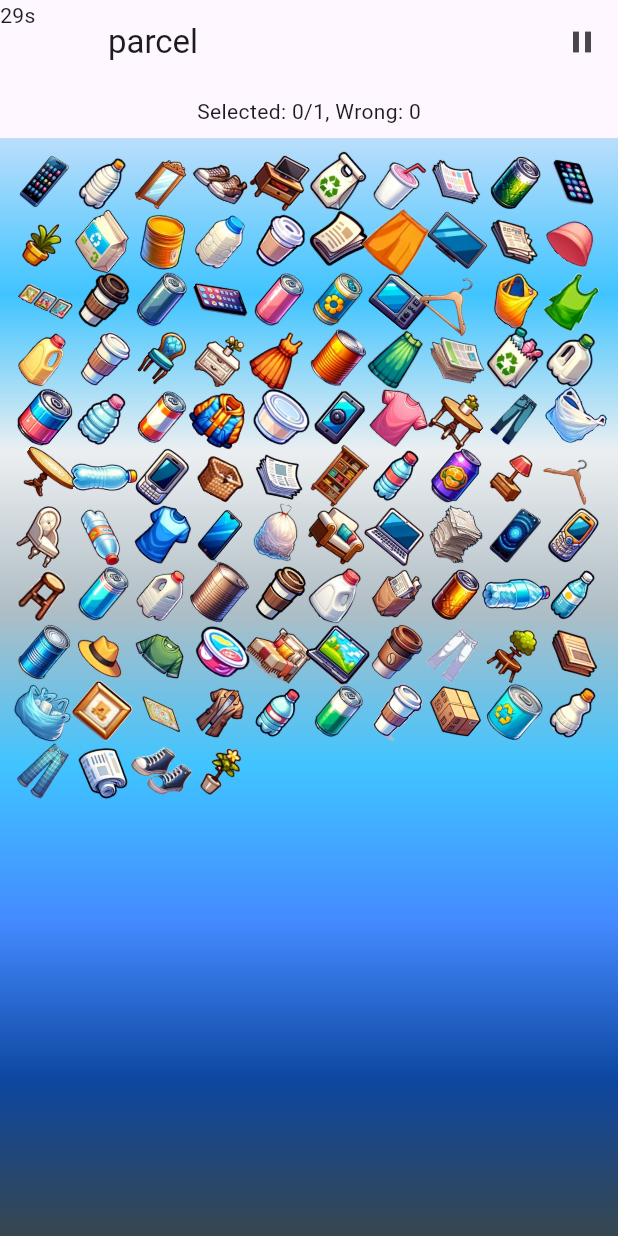
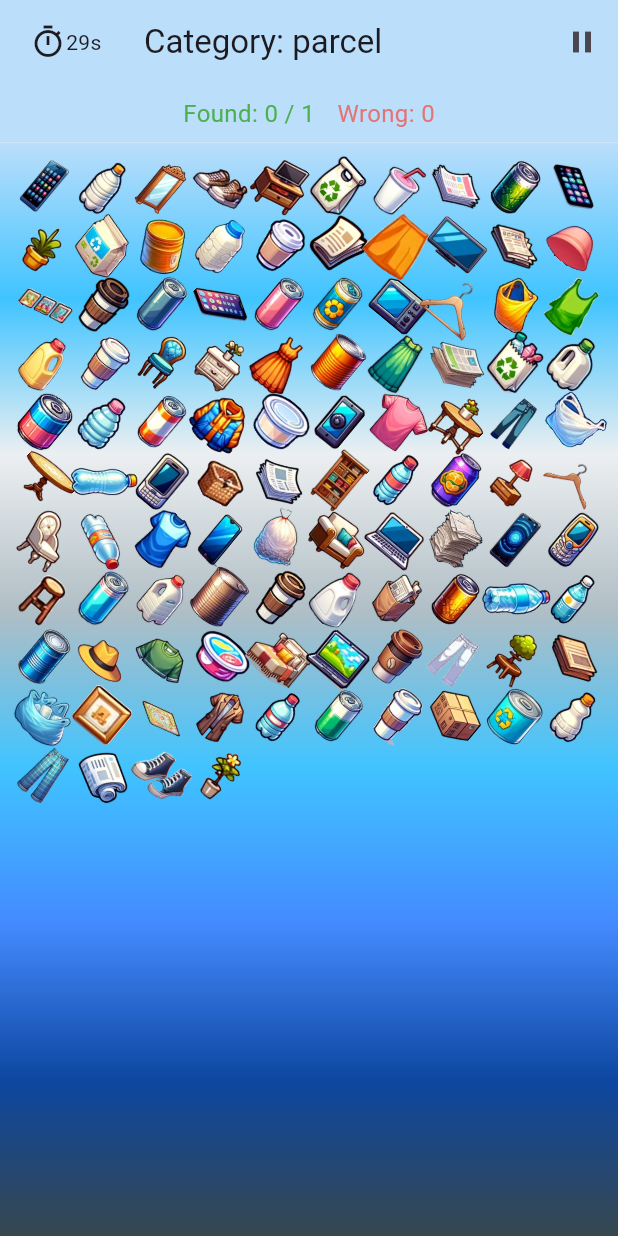
Before and after one commit to judydev/recycle_this, a Flutter app: the screen it shows after launch, after a tap on "Start", on a phone screen of 412 x 824 dp. Run offline on Flutter 3.47's test engine with Material 3 defaults, Android fonts, the light colour scheme and no system bars; our stand-ins replace google_fonts; Roboto replaces fonts that are missing (Silkscreen).

Commit message:
add settingsView, add background color, add appbar styling

```diff
--- a/lib/main.dart
+++ b/lib/main.dart
@@ -1,5 +1,6 @@
 import 'package:flutter/material.dart';
 import 'package:recycle_this/src/routes.dart';
+import 'package:google_fonts/google_fonts.dart';
 
 void main() async {
   WidgetsFlutterBinding.ensureInitialized();
@@ -16,6 +17,7 @@ class MyApp extends StatelessWidget {
       onGenerateRoute: (RouteSettings routeSettings) =>
           generateRoutes(routeSettings),
       initialRoute: '/',
+      theme: ThemeData(textTheme: GoogleFonts.silkscreenTextTheme()),
     );
   }
 }
--- a/lib/src/game/my_game.dart
+++ b/lib/src/game/my_game.dart
@@ -1,6 +1,5 @@
 import 'dart:async';
 import 'dart:math';
-
 import 'package:flutter/material.dart';
 import 'package:recycle_this/src/main_menu.dart';
 import 'package:recycle_this/src/game/tappable.dart';
@@ -84,14 +83,7 @@ class _MyGameState extends State<MyGame> {
         showDialog(
             context: context,
             builder: (context) {
-              return Dialog.fullscreen(
-                  child: Column(
-                children: [
-                  const Text('Sorry you did not make it'),
-                  replayButton(context),
-                  homeButton(context)
-                ],
-              ));
+              return fullscreenDialog(context, "Sorry you did not make it");
             });
       } else {
         setState(() {
@@ -113,7 +105,13 @@ class _MyGameState extends State<MyGame> {
 
     return Scaffold(
         appBar: AppBar(
-            leading: Text('${secondsLeft}s'),
+            backgroundColor: Colors.blue[100]!,
+            leadingWidth: 80,
+            leading: Row(children: [
+              const SizedBox(width: 20),
+              const Icon(Icons.timer_sharp),
+              Text('${secondsLeft}s')
+            ]),
             automaticallyImplyLeading: false,
             actions: [
               IconButton(
@@ -122,31 +120,34 @@ class _MyGameState extends State<MyGame> {
                     showDialog(
                         context: context,
                         builder: (context) {
-                          return Dialog.fullscreen(
-                              child: Column(
-                            children: [
-                              const Text('Paused'),
-                              TextButton(
-                                  onPressed: () {
-                                    Navigator.of(context).pop();
-                                    startTimer();
-                                  },
-                                  child: const Text('Continue')),
-                              homeButton(context),
-                            ],
-                          ));
+                          return fullscreenDialog(context, 'Paused');
                         });
                   },
                   icon: const Icon(Icons.pause))
             ],
-            title: Text(chosenCategory!)),
+            title: Text('Category: $chosenCategory')),
         body: SafeArea(
             child: Column(
           children: [
-            Padding(
-                padding: const EdgeInsets.all(8.0),
-                child: Text(
-                    'Selected: ${found.length}/$expectedItemCount, Wrong: ${wrong.length}')),
+            Container(
+                width: MediaQuery.sizeOf(context).width,
+                decoration: BoxDecoration(color: Colors.blue[100]!),
+                child: Padding(
+                    padding: const EdgeInsets.all(8.0),
+                    child: Row(
+                      mainAxisAlignment: MainAxisAlignment.center,
+                      children: [
+                        Text('Found: ${found.length} / $expectedItemCount',
+                            style: const TextStyle(
+                                color: Colors.green, fontSize: 16)),
+                        const SizedBox(width: 15),
+                        Text(
+                          'Wrong: ${wrong.length}',
+                          style:
+                              TextStyle(color: Colors.red[300], fontSize: 16),
+                        )
+                      ],
+                    ))),
             Expanded(
               child: Container(
                   padding: const EdgeInsets.all(10),
@@ -167,8 +168,7 @@ class _MyGameState extends State<MyGame> {
                   child: GridView.count(
                       shrinkWrap: true,
                       crossAxisCount: colCount,
-                      children: spriteList)),
-            ),
+                        children: spriteList)))
           ],
         )));
   }
@@ -207,13 +207,7 @@ class _MyGameState extends State<MyGame> {
                   showDialog(
                       context: context,
                       builder: (context) {
-                        return Dialog.fullscreen(
-                            child: SizedBox(
-                                child: Column(children: [
-                          const Text('You made it!'),
-                          replayButton(context),
-                          homeButton(context)
-                        ])));
+                        return fullscreenDialog(context, 'You made it!');
                       });
                 }
               } else {
@@ -250,21 +244,52 @@ class _MyGameState extends State<MyGame> {
 
     return list;
   }
-}
 
-getRandomInRange(int min, int max) {
-  return min + Random().nextInt(max - min);
+  Widget fullscreenDialog(BuildContext context, String text) =>
+      Dialog.fullscreen(
+          child: Container(
+              decoration: const BoxDecoration(
+                  gradient: LinearGradient(
+                      begin: Alignment.topCenter,
+                      end: Alignment.bottomCenter,
+                      colors: [
+                    Color.fromARGB(255, 243, 184, 145),
+                    Color.fromRGBO(235, 161, 122, 115),
+                  ])),
+              child: Center(
+                  child: Column(
+                      mainAxisAlignment: MainAxisAlignment.center,
+                      children: [
+                    Text(
+                      text,
+                      style: const TextStyle(fontSize: 48),
+                    ),
+                    const SizedBox(height: 30),
+                    text == 'Paused'
+                        ? TextButton(
+                            onPressed: () {
+                              Navigator.of(context).pop();
+                              startTimer();
+                            },
+                            style: TextButton.styleFrom(
+                                padding: const EdgeInsets.all(20)),
+                            child: const Text('Continue',
+                                style: TextStyle(fontSize: 36)))
+                        : replayButton(context),
+                    const SizedBox(height: 20),
+                    homeButton(context),
+                  ]))));
 }
 
 Widget replayButton(BuildContext context) => TextButton(
-      child: const Text('Play Again'),
+      child: const Text('Play Again', style: TextStyle(fontSize: 36)),
       onPressed: () {
         Navigator.pushReplacementNamed(context, MyGame.routeName);
       },
     );
 
 Widget homeButton(BuildContext context) => TextButton(
-      child: const Text('Home'),
+      child: const Text('Home', style: TextStyle(fontSize: 36)),
       onPressed: () {
         Navigator.pushReplacementNamed(context, MainMenu.routeName);
       },
--- a/lib/src/main_menu.dart
+++ b/lib/src/main_menu.dart
@@ -1,5 +1,6 @@
 import 'package:flutter/material.dart';
 import 'package:recycle_this/src/game/my_game.dart';
+import 'package:recycle_this/src/settings_view.dart';
 
 class MainMenu extends StatefulWidget {
   const MainMenu({super.key});
@@ -13,19 +14,33 @@ class _MainMenuState extends State<MainMenu> {
   @override
   Widget build(BuildContext context) {
     return Scaffold(
+        backgroundColor: const Color.fromARGB(255, 243, 184, 145),
+        appBar: AppBar(
+          automaticallyImplyLeading: false,
+          toolbarHeight: 210,
+          backgroundColor: const Color.fromARGB(255, 243, 184, 145),
+          title: Image.asset('assets/images/background/banner.png'),
+        ),
         body: Center(
             child: Column(
+              mainAxisAlignment: MainAxisAlignment.center,
           children: [
-          const Padding(padding: EdgeInsets.only(top: 50)),
-          const Text('Ready to play?'),
+                const Text('Ready to play?', style: TextStyle(fontSize: 48)),
+          const SizedBox(height: 30),
                 TextButton(
+              style: TextButton.styleFrom(padding: const EdgeInsets.all(20)),
                   onPressed: () {
                     Navigator.pushNamed(context, MyGame.routeName);
                   },
-            child: const Text('Start'),
+              child: const Text('Start', style: TextStyle(fontSize: 36))),
+                TextButton(
+                  style:
+                      TextButton.styleFrom(padding: const EdgeInsets.all(20)),
+                  onPressed: () {
+              Navigator.pushNamed(context, SettingsView.routeName);
+                  },
+                  child: const Text('Settings', style: TextStyle(fontSize: 36)),
           )
-        ],
-      ),
-    ));
+        ])));
   }
 }
--- a/lib/src/routes.dart
+++ b/lib/src/routes.dart
@@ -1,7 +1,7 @@
 import 'package:flutter/material.dart';
 import 'package:recycle_this/src/main_menu.dart';
 import 'package:recycle_this/src/game/my_game.dart';
-
+import 'package:recycle_this/src/settings_view.dart';
 
 generateRoutes(RouteSettings routeSettings) {
   return MaterialPageRoute<void>(
@@ -10,6 +10,8 @@ generateRoutes(RouteSettings routeSettings) {
       switch (routeSettings.name) {
         case MyGame.routeName:
           return const MyGame();
+        case SettingsView.routeName:
+          return const SettingsView();
         case MainMenu.routeName:
         default:
           return const MainMenu();
--- a/lib/src/settings/settings_controller.dart
+++ /dev/null
@@ -1,50 +0,0 @@
-import 'package:flutter/material.dart';
-
-import 'settings_service.dart';
-
-/// A class that many Widgets can interact with to read user settings, update
-/// user settings, or listen to user settings changes.
-///
-/// Controllers glue Data Services to Flutter Widgets. The SettingsController
-/// uses the SettingsService to store and retrieve user settings.
-class SettingsController with ChangeNotifier {
-  SettingsController(this._settingsService);
-
-  // Make SettingsService a private variable so it is not used directly.
-  final SettingsService _settingsService;
-
-  // Make ThemeMode a private variable so it is not updated directly without
-  // also persisting the changes with the SettingsService.
-  late ThemeMode _themeMode;
-
-  // Allow Widgets to read the user's preferred ThemeMode.
-  ThemeMode get themeMode => _themeMode;
-
-  /// Load the user's settings from the SettingsService. It may load from a
-  /// local database or the internet. The controller only knows it can load the
-  /// settings from the service.
-  Future<void> loadSettings() async {
-    _themeMode = await _settingsService.themeMode();
-
-    // Important! Inform listeners a change has occurred.
-    notifyListeners();
-  }
-
-  /// Update and persist the ThemeMode based on the user's selection.
-  Future<void> updateThemeMode(ThemeMode? newThemeMode) async {
-    if (newThemeMode == null) return;
-
-    // Do not perform any work if new and old ThemeMode are identical
-    if (newThemeMode == _themeMode) return;
-
-    // Otherwise, store the new ThemeMode in memory
-    _themeMode = newThemeMode;
-
-    // Important! Inform listeners a change has occurred.
-    notifyListeners();
-
-    // Persist the changes to a local database or the internet using the
-    // SettingService.
-    await _settingsService.updateThemeMode(newThemeMode);
-  }
-}
--- a/lib/src/settings/settings_service.dart
+++ /dev/null
@@ -1,17 +0,0 @@
-import 'package:flutter/material.dart';
-
-/// A service that stores and retrieves user settings.
-///
-/// By default, this class does not persist user settings. If you'd like to
-/// persist the user settings locally, use the shared_preferences package. If
-/// you'd like to store settings on a web server, use the http package.
-class SettingsService {
-  /// Loads the User's preferred ThemeMode from local or remote storage.
-  Future<ThemeMode> themeMode() async => ThemeMode.system;
-
-  /// Persists the user's preferred ThemeMode to local or remote storage.
-  Future<void> updateThemeMode(ThemeMode theme) async {
-    // Use the shared_preferences package to persist settings locally or the
-    // http package to persist settings over the network.
-  }
-}
--- a/lib/src/settings/settings_view.dart
+++ /dev/null
@@ -1,51 +0,0 @@
-import 'package:flutter/material.dart';
-
-import 'settings_controller.dart';
-
-/// Displays the various settings that can be customized by the user.
-///
-/// When a user changes a setting, the SettingsController is updated and
-/// Widgets that listen to the SettingsController are rebuilt.
-class SettingsView extends StatelessWidget {
-  const SettingsView({super.key, required this.controller});
-
-  static const routeName = '/settings';
-
-  final SettingsController controller;
-
-  @override
-  Widget build(BuildContext context) {
-    return Scaffold(
-      appBar: AppBar(
-        title: const Text('Settings'),
-      ),
-      body: Padding(
-        padding: const EdgeInsets.all(16),
-        // Glue the SettingsController to the theme selection DropdownButton.
-        //
-        // When a user selects a theme from the dropdown list, the
-        // SettingsController is updated, which rebuilds the MaterialApp.
-        child: DropdownButton<ThemeMode>(
-          // Read the selected themeMode from the controller
-          value: controller.themeMode,
-          // Call the updateThemeMode method any time the user selects a theme.
-          onChanged: controller.updateThemeMode,
-          items: const [
-            DropdownMenuItem(
-              value: ThemeMode.system,
-              child: Text('System Theme'),
-            ),
-            DropdownMenuItem(
-              value: ThemeMode.light,
-              child: Text('Light Theme'),
-            ),
-            DropdownMenuItem(
-              value: ThemeMode.dark,
-              child: Text('Dark Theme'),
-            )
-          ],
-        ),
-      ),
-    );
-  }
-}
--- a/pubspec.yaml
+++ b/pubspec.yaml
@@ -11,6 +11,7 @@ dependencies:
     sdk: flutter
   flutter_localizations:
     sdk: flutter
+  google_fonts: ^6.1.0
 
 dev_dependencies:
   flutter_test:
@@ -25,6 +26,7 @@ flutter:
   generate: true
 
   assets:
+    - assets/images/background/
     - assets/images/bottle/
     - assets/images/can/
     - assets/images/clothes/
```
Also changed, not shown: lib/src/settings_view.dart (added, +37 -0 lines), assets/images/background/banner.png (added), pubspec.lock, 4 other files. Lines whose indentation alone changed are shown as unchanged.
